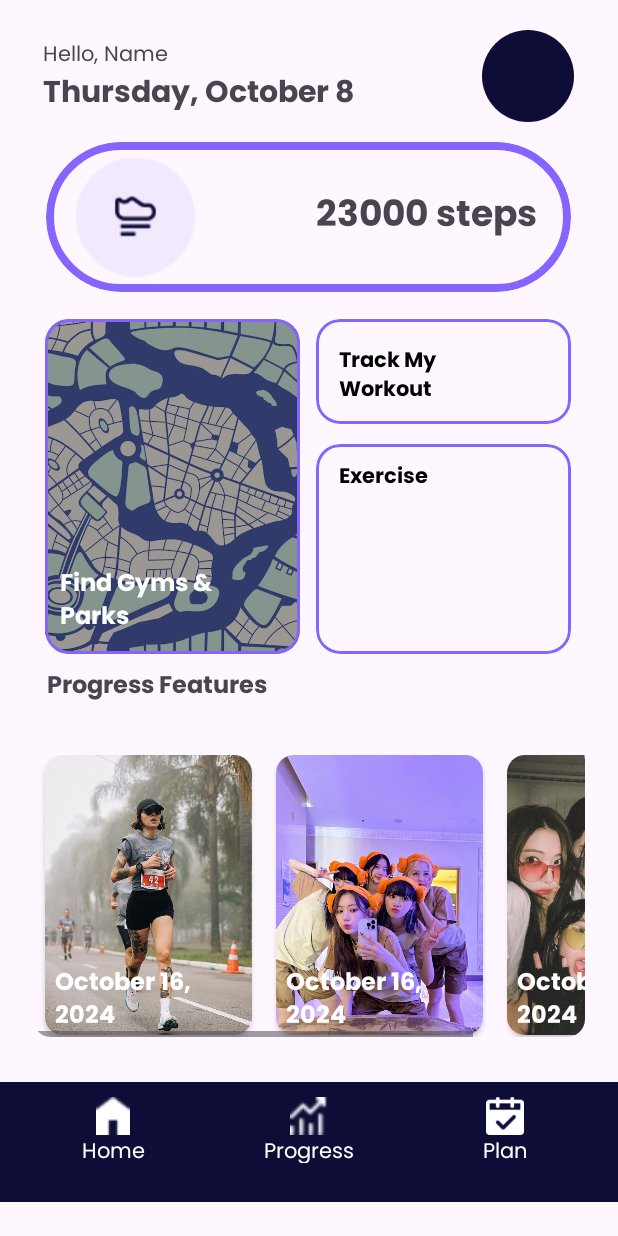
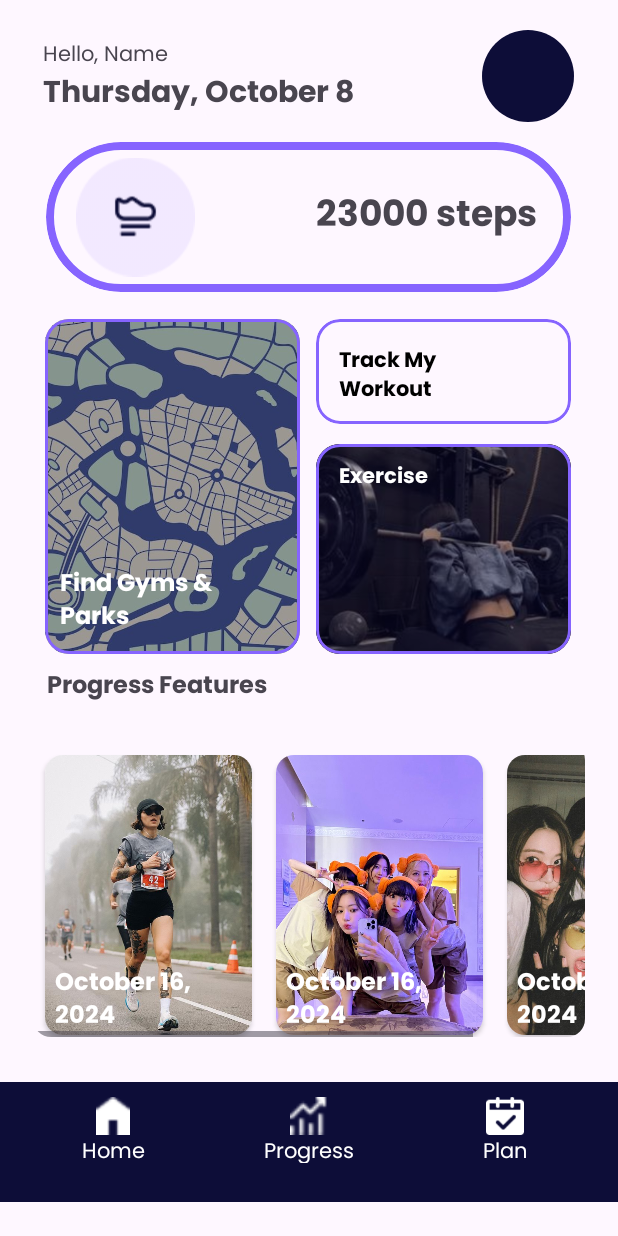
Before and after one commit to casophiaa/FitTrackMobileApp, an Android app: the Dashboard screen opened directly, with no data from a screen before it, on a phone screen of 412 x 824 dp. Run offline under Robolectric (Android 15) with nearby library versions, the phone set to English and light mode, and no system bars.

Commit message:
finished dashboard & connected track and exercise views

```diff
--- /dev/null
+++ b/app/src/main/java/com/example/fittrackmobileapp/DashAdapter.java
@@ -0,0 +1,50 @@
+package com.example.fittrackmobileapp;
+
+import android.view.LayoutInflater;
+import android.view.View;
+import android.view.ViewGroup;
+import android.widget.ImageView;
+import android.widget.TextView;
+
+import androidx.annotation.NonNull;
+import androidx.recyclerview.widget.RecyclerView;
+
+import java.util.ArrayList;
+
+public class DashAdapter extends RecyclerView.Adapter<DashAdapter.MyHolder> {
+    ArrayList<ProgFeatItem> data;
+
+    public DashAdapter(ArrayList<ProgFeatItem> data) {
+        this.data = data;
+    }
+
+    @NonNull
+    @Override
+    public MyHolder onCreateViewHolder(@NonNull ViewGroup parent, int viewType) {
+        View view = LayoutInflater.from(parent.getContext()).inflate(R.layout.item_card_view, parent, false);
+        return new MyHolder(view);
+    }
+
+    @Override
+    public void onBindViewHolder(@NonNull MyHolder holder, int position) {
+        ProgFeatItem item = data.get(position);
+        holder.tvTitle.setText(item.getTitle());
+        holder.image.setImageResource(item.getImageResId());
+    }
+
+    @Override
+    public int getItemCount() {
+        return data.size();
+    }
+
+    class MyHolder extends RecyclerView.ViewHolder {
+        TextView tvTitle;
+        ImageView image;
+
+        public MyHolder(@NonNull View itemView) {
+            super(itemView);
+            tvTitle = itemView.findViewById(R.id.tvTitle);
+            image = itemView.findViewById(R.id.image);
+        }
+    }
+}
--- a/app/src/main/java/com/example/fittrackmobileapp/Dashboard.java
+++ b/app/src/main/java/com/example/fittrackmobileapp/Dashboard.java
@@ -1,21 +1,15 @@
 package com.example.fittrackmobileapp;
 
+import android.content.Intent;
 import android.os.Bundle;
-import android.view.LayoutInflater;
 import android.view.View;
-import android.view.ViewGroup;
-import android.widget.ImageView;
-import android.widget.TextView;
-
 import androidx.activity.EdgeToEdge;
-import androidx.annotation.NonNull;
 import androidx.appcompat.app.AppCompatActivity;
 import androidx.core.graphics.Insets;
 import androidx.core.view.ViewCompat;
 import androidx.core.view.WindowInsetsCompat;
 import androidx.recyclerview.widget.LinearLayoutManager;
 import androidx.recyclerview.widget.RecyclerView;
-
 import java.text.SimpleDateFormat;
 import java.util.ArrayList;
 import java.util.Date;
@@ -24,9 +18,9 @@ import java.util.Locale;
 public class Dashboard extends AppCompatActivity {
 
     RecyclerView horizontalRv;
-    ArrayList<Item> dataSource;
+    ArrayList<ProgFeatItem> dataSource;
     LinearLayoutManager linearLayoutManager;
-    MyRvAdapter myRvAdapter;
+    DashAdapter dashAdapter;
 
     @Override
     protected void onCreate(Bundle savedInstanceState) {
@@ -43,69 +37,23 @@ public class Dashboard extends AppCompatActivity {
         horizontalRv = findViewById(R.id.horizontalRv);
         String currentDate = new SimpleDateFormat("MMMM dd, yyyy", Locale.getDefault()).format(new Date());
         dataSource = new ArrayList<>();
-        dataSource.add(new Item(currentDate, R.drawable.a));
-        dataSource.add(new Item(currentDate, R.drawable.fimmies2));
-        dataSource.add(new Item(currentDate, R.drawable.fimmies1));
+        dataSource.add(new ProgFeatItem(currentDate, R.drawable.a));
+        dataSource.add(new ProgFeatItem(currentDate, R.drawable.fimmies2));
+        dataSource.add(new ProgFeatItem(currentDate, R.drawable.fimmies1));
 
         linearLayoutManager = new LinearLayoutManager(this, LinearLayoutManager.HORIZONTAL, false);
-        myRvAdapter = new MyRvAdapter(dataSource);
+        dashAdapter = new DashAdapter(dataSource);
         horizontalRv.setLayoutManager(linearLayoutManager);
-        horizontalRv.setAdapter(myRvAdapter);
+        horizontalRv.setAdapter(dashAdapter);
     }
 
-    public static class Item {
-        private String title;
-        private int imageResId;
-
-        public Item(String title, int imageResId) {
-            this.title = title;
-            this.imageResId = imageResId;
-        }
-
-        public String getTitle() {
-            return title;
-        }
-
-        public int getImageResId() {
-            return imageResId;
-        }
+    public void trackMyWorkout(View v) {
+        Intent i = new Intent(Dashboard.this, TrackMyWorkout.class);
+        startActivity(i);
     }
 
-    class MyRvAdapter extends RecyclerView.Adapter<MyRvAdapter.MyHolder> {
-        ArrayList<Item> data;
-
-        public MyRvAdapter(ArrayList<Item> data) {
-            this.data = data;
-        }
-
-        @NonNull
-        @Override
-        public MyHolder onCreateViewHolder(@NonNull ViewGroup parent, int viewType) {
-            View view = LayoutInflater.from(Dashboard.this).inflate(R.layout.item_card_view, parent, false);
-            return new MyHolder(view);
-        }
-
-        @Override
-        public void onBindViewHolder(@NonNull MyHolder holder, int position) {
-            Item item = data.get(position);
-            holder.tvTitle.setText(item.getTitle());
-            holder.image.setImageResource(item.getImageResId());
-        }
-
-        @Override
-        public int getItemCount() {
-            return data.size();
-        }
-
-        class MyHolder extends RecyclerView.ViewHolder {
-            TextView tvTitle;
-            ImageView image;
-
-            public MyHolder(@NonNull View itemView) {
-                super(itemView);
-                tvTitle = itemView.findViewById(R.id.tvTitle);
-                image = itemView.findViewById(R.id.image);
-            }
-        }
+    public void exerciseWithMe(View v) {
+        Intent i = new Intent(Dashboard.this, ExerciseWithMe.class);
+        startActivity(i);
     }
 }
--- /dev/null
+++ b/app/src/main/java/com/example/fittrackmobileapp/ProgFeatItem.java
@@ -0,0 +1,19 @@
+package com.example.fittrackmobileapp;
+
+public class ProgFeatItem {
+    private String title;
+    private int imageResId;
+
+    public ProgFeatItem(String title, int imageResId) {
+        this.title = title;
+        this.imageResId = imageResId;
+    }
+
+    public String getTitle() {
+        return title;
+    }
+
+    public int getImageResId() {
+        return imageResId;
+    }
+}
--- a/app/src/main/res/layout/activity_dashboard.xml
+++ b/app/src/main/res/layout/activity_dashboard.xml
@@ -92,12 +92,15 @@
         android:layout_height="70dp"
         android:layout_marginTop="18dp"
         android:layout_marginEnd="31dp"
+        android:focusable="true"
+        android:clickable="true"
         app:cardBackgroundColor="@android:color/transparent"
         app:cardCornerRadius="16dp"
         app:layout_constraintEnd_toEndOf="parent"
         app:layout_constraintTop_toBottomOf="@+id/stepsCount"
         app:strokeColor="#8664FF"
-        app:strokeWidth="2dp">
+        app:strokeWidth="2dp"
+        android:onClick="trackMyWorkout">
 
         <TextView
             android:id="@+id/textView"
@@ -149,7 +152,7 @@
             android:padding="10dp"
             android:text="Find Gyms &amp; Parks"
             android:textColor="#FFFFFF"
-            android:textSize="16sp" /> <!-- #66 is the opacity level -->
+            android:textSize="16sp" />
 
 
     </com.google.android.material.card.MaterialCardView>
@@ -165,7 +168,23 @@
         app:layout_constraintEnd_toEndOf="parent"
         app:layout_constraintTop_toBottomOf="@+id/trackWorkout"
         app:strokeColor="#8664FF"
-        app:strokeWidth="2dp" >
+        app:strokeWidth="2dp"
+        android:clickable="true"
+        android:focusable="true"
+        android:onClick="exerciseWithMe">
+
+
+        <ImageView
+            android:layout_width="match_parent"
+            android:layout_height="match_parent"
+            android:scaleType="centerCrop"
+            android:src="@drawable/b" />
+
+        <!-- Purple low opacity -->
+        <View
+            android:layout_width="match_parent"
+            android:layout_height="match_parent"
+            android:background="#600D0D38" />
 
         <TextView
             android:id="@+id/textView7"
@@ -176,8 +195,9 @@
             android:gravity="top"
             android:padding="10dp"
             android:text="Exercise"
-            android:textColor="#000000"
+            android:textColor="#FFFFFF"
             android:textSize="14sp" />
+
     </com.google.android.material.card.MaterialCardView>
 
     <com.google.android.material.bottomnavigation.BottomNavigationView
--- a/app/src/main/res/layout/activity_track_my_workout.xml
+++ b/app/src/main/res/layout/activity_track_my_workout.xml
@@ -9,7 +9,7 @@
 
     <fragment
         android:id="@+id/map_fragment"
-        android:name="com.google.android.gms.maps.SupportMapFragment"
+        class="com.google.android.gms.maps.SupportMapFragment"
         android:layout_width="0dp"
         android:layout_height="0dp"
         app:layout_constraintTop_toTopOf="parent"
```
Also changed, not shown: app/src/main/AndroidManifest.xml (+21 -1 lines).
